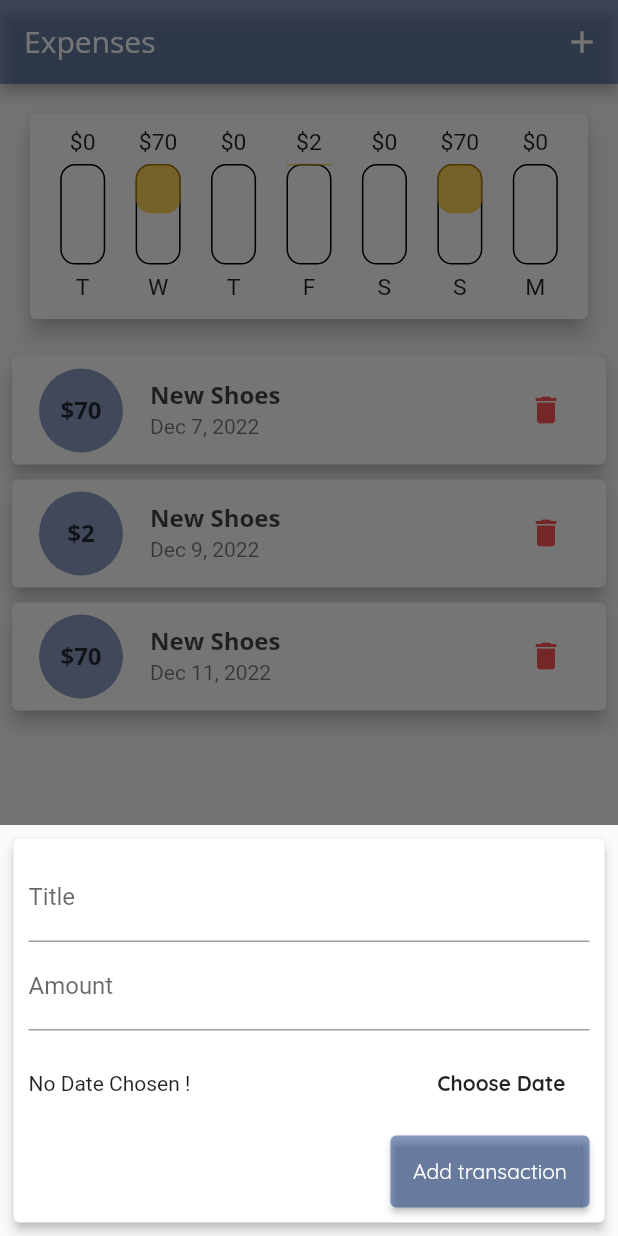
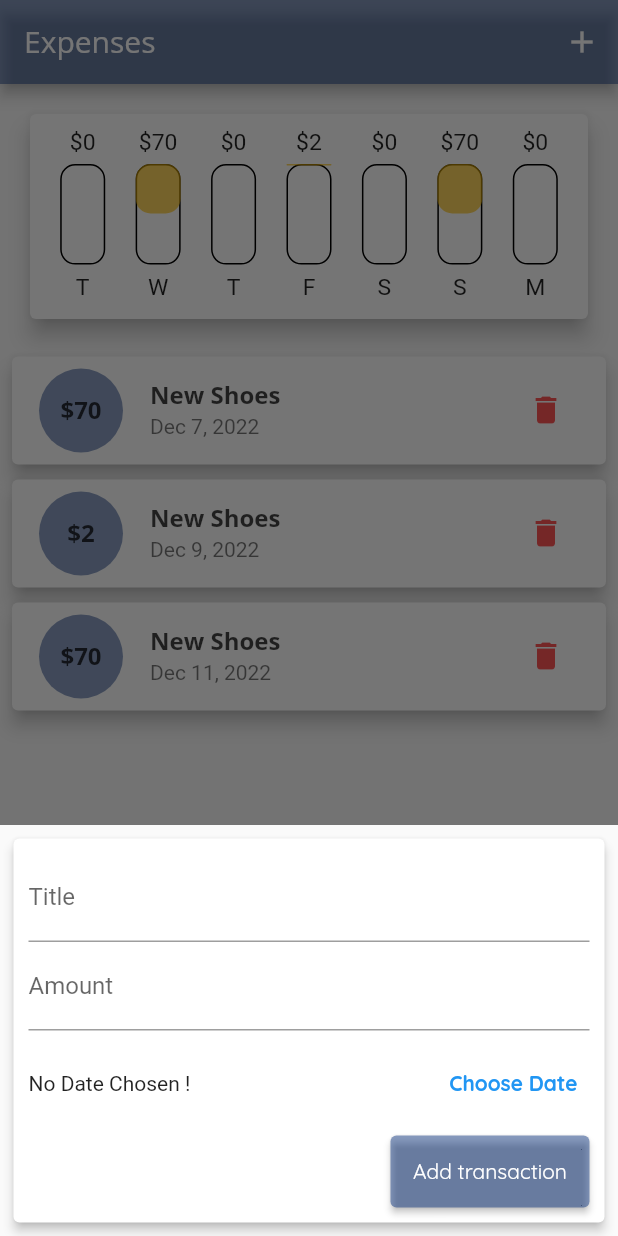
Before and after one commit to Edi013/ExpensesApp---Flutter, a Flutter app: the screen it shows after launch, after a tap on the "delete" icon, after a tap on the "add" icon, on a phone screen of 412 x 824 dp. Run offline on Flutter 3.47's test engine with Material 2 defaults, Android fonts, the light colour scheme and no system bars.

Commit message:
gitignore update and some maintenance

```diff
--- a/expenses_app/lib/widgets/adaptive_flat_button.dart
+++ b/expenses_app/lib/widgets/adaptive_flat_button.dart
@@ -21,7 +21,7 @@ class AdaptiveFlatButton extends StatelessWidget {
               ),
             ),
           )
-        : FlatButton(
+        : TextButton(
             onPressed: handler,
             child: Text(
               text,
```
Also changed, not shown: expenses_app/pubspec.lock, 1 other file.
